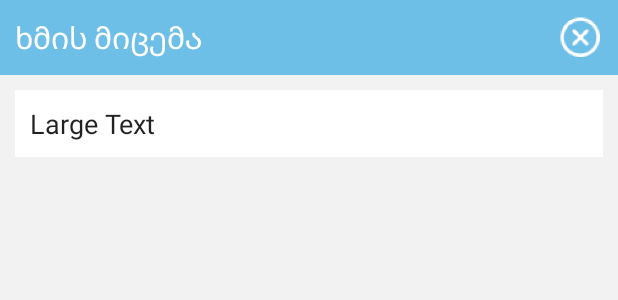
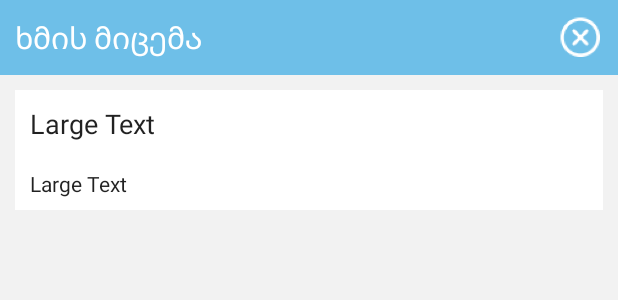
Before and after one commit to studio-404/geovoters, an Android app: the layout activity_make_a_vote.xml on its own in the app's theme, with its tools: preview values and no code run, on a phone screen of 412 x 824 dp. Shown: the top 300 px of the screen. Run offline under Robolectric (Android 15) with nearby library versions, the phone set to English and light mode, and no system bars.

Commit message:
fix some bugs

```diff
--- a/app/src/main/java/ge/studio404/geovoters/tabDemo.java
+++ b/app/src/main/java/ge/studio404/geovoters/tabDemo.java
@@ -83,6 +83,7 @@ public class tabDemo extends AppCompatActivity {
             psd.setCancelable(true);
             psd.show();
             ListView giosListView = (ListView)findViewById(R.id.myListView);
+            giosListView.setDivider(null);
             ListAdapter giosListAdapter = new custom_adapter(tabDemo.this, new ArrayList<String>());
             giosListView.setAdapter(giosListAdapter);
             adapter = (ArrayAdapter<String>) giosListView.getAdapter();
--- a/app/src/main/res/layout/activity_make_a_vote.xml
+++ b/app/src/main/res/layout/activity_make_a_vote.xml
@@ -72,6 +72,31 @@
             android:textSize="20sp"
             android:textColor="#ffffff" />
 
+        <ListView
+            android:layout_width="match_parent"
+            android:layout_height="match_parent"
+            android:id="@+id/answersListView"
+            android:layout_below="@+id/moreData"
+            android:layout_alignParentLeft="true"
+            android:layout_alignParentStart="true"
+            android:layout_marginTop="30dp" />
+
+        <TextView
+            android:layout_width="match_parent"
+            android:layout_height="35dp"
+            android:textAppearance="?android:attr/textAppearanceLarge"
+            android:text="Large Text"
+            android:id="@+id/moreData"
+            android:layout_below="@+id/mainText"
+            android:layout_alignLeft="@+id/mainText"
+            android:layout_alignStart="@+id/mainText"
+            android:layout_marginRight="10dp"
+            android:background="#ffffff"
+            android:gravity="center_vertical"
+            android:textSize="14sp"
+            android:paddingLeft="10dp"
+            android:paddingRight="10dp" />
+
 
     </RelativeLayout>
 
--- a/app/src/main/res/values/strings.xml
+++ b/app/src/main/res/values/strings.xml
@@ -40,4 +40,5 @@
     <string name="make_a_vote">ხმის მიცემა</string>
     <string name="closeButtonText">closeButton</string>
     <string name="xmismicema2">ხმის მიცემა</string>
+    <string name="persentije">35%</string>
 </resources>
```
Also changed, not shown: app/src/main/java/ge/studio404/geovoters/custom_adapter.java (+25 -12 lines), app/src/main/java/ge/studio404/geovoters/custom_adapter2.java (added, +59 -0 lines), app/src/main/java/ge/studio404/geovoters/make_a_vote.java (+30 -1 lines), app/src/main/res/layout/custom_row2.xml (added, +47 -0 lines).
